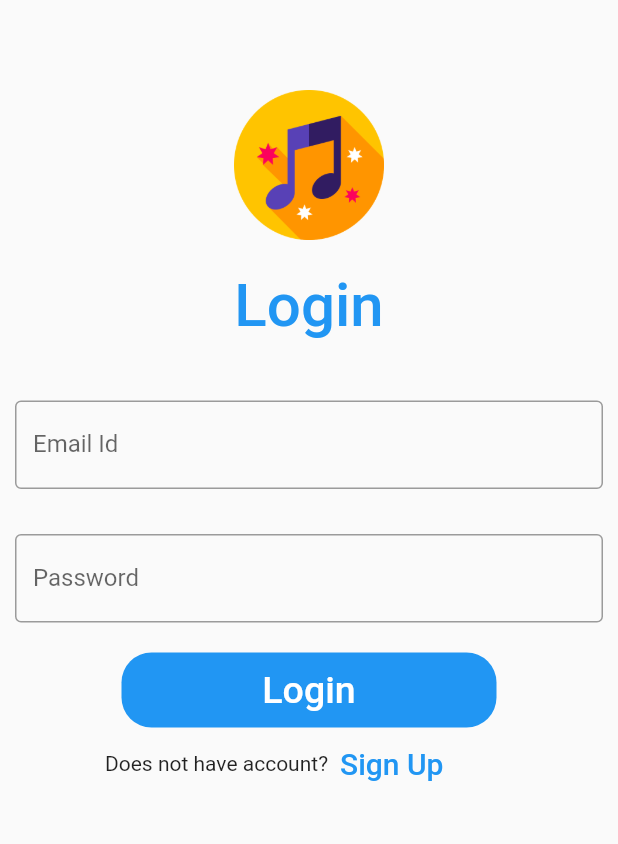
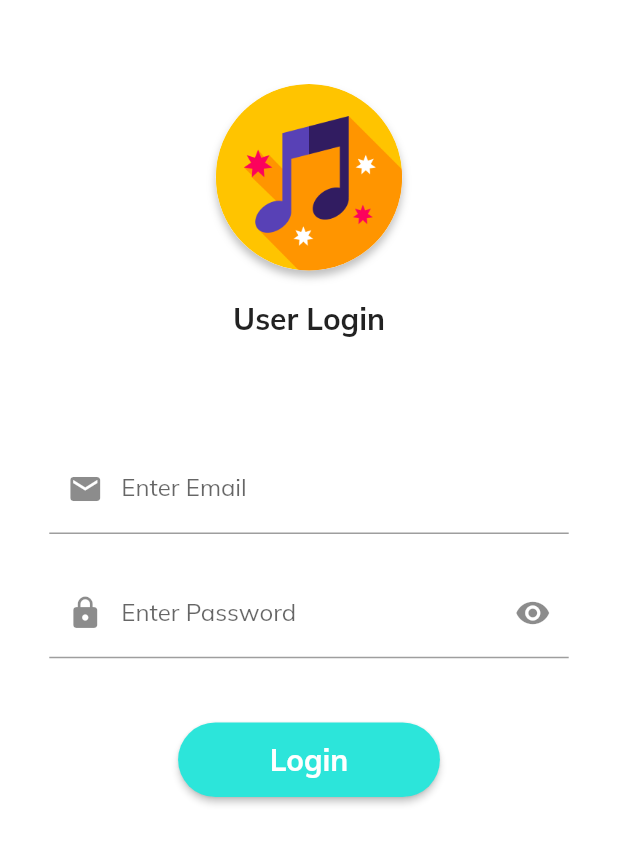
Before and after one commit to GuptaSheetal/music_album, a Flutter app: the screen it shows after launch, after a tap on "Login", on a phone screen of 412 x 824 dp. Shown: the top 844 px of the screen. Run offline on Flutter 3.47's test engine with Material 2 defaults, Android fonts, the light colour scheme and no system bars.

Commit message:
login done

```diff
--- /dev/null
+++ b/lib/constants/constants.dart
@@ -0,0 +1,3 @@
+import 'package:flutter/material.dart';
+
+const primaryColor = Color(0xFF2CE5DA);
--- a/lib/main.dart
+++ b/lib/main.dart
@@ -1,5 +1,7 @@
 import 'package:first_app/screens/splash_screen/splash_screen.dart';
 import 'package:flutter/material.dart';
+
+import 'constants/constants.dart';
 
 void main() {
   runApp(const MyApp());
@@ -12,8 +14,23 @@ class MyApp extends StatelessWidget {
   Widget build(BuildContext context) {
     return MaterialApp(
       debugShowCheckedModeBanner: false,
-      theme: ThemeData(appBarTheme: AppBarTheme(brightness: Brightness.dark)),
-      home: SplashScreen(),
+      theme: ThemeData(
+        primaryColor: primaryColor,
+          scaffoldBackgroundColor: Colors.white,
+          primarySwatch: const MaterialColor(0xFF2CE5DA, {
+            50: Color.fromRGBO(44, 229, 218, .1),
+            100: Color.fromRGBO(44, 229, 218, .2),
+            200: Color.fromRGBO(44, 229, 218, .3),
+            300: Color.fromRGBO(44, 229, 218, .4),
+            400: Color.fromRGBO(44, 229, 218, .5),
+            500: Color.fromRGBO(44, 229, 218, .6),
+            600: Color.fromRGBO(44, 229, 218, .7),
+            700: Color.fromRGBO(44, 229, 218, .8),
+            800: Color.fromRGBO(44, 229, 218, .9),
+            900: Color.fromRGBO(44, 229, 218, 1),
+          }),
+          fontFamily: "Mulish"),
+      home: const SplashScreen(),
     );
   }
 }
--- a/lib/screens/auth_screens/login_screen/login_screen.dart
+++ b/lib/screens/auth_screens/login_screen/login_screen.dart
@@ -3,7 +3,7 @@ import 'package:flutter/material.dart';
 import 'package:first_app/screens/auth_screens/register_screen/register_screen.dart';
 
 class LoginScreen extends StatefulWidget {
-  LoginScreen({Key? key}) : super(key: key);
+  const LoginScreen({Key? key}) : super(key: key);
 
   @override
   State<LoginScreen> createState() => _LoginScreenState();
@@ -12,122 +12,102 @@ class LoginScreen extends StatefulWidget {
 class _LoginScreenState extends State<LoginScreen> {
   TextEditingController emailController = TextEditingController();
   TextEditingController passwordController = TextEditingController();
+  bool _hidePassword = true;
 
   @override
   Widget build(BuildContext context) {
+    double screenwidth = MediaQuery.of(context).size.width;
     return Scaffold(
+      appBar: AppBar(backgroundColor: Colors.white,elevation: 0.0),
       body: SingleChildScrollView(
+        child: Center(
           child: Column(
-          children: <Widget>[
+            children: [
               Container(
-              padding: EdgeInsets.only(top: 60.0),
-              child: Center(
-                child: Container(
-                  width: 100,
-                  height: 100,
-                  child: Image.asset('assets/images/app_logo.png'),
+                decoration: BoxDecoration(
+                  image: const DecorationImage(
+                    image: AssetImage("assets/images/app_logo.png"),
+                  ),
+                  boxShadow: [
+                    BoxShadow(
+                      offset: const Offset(0,4),
+                      blurRadius: 4,
+                      color: Colors.black.withOpacity(0.25))
+                  ],
+                  color: Colors.white,
+                  borderRadius: BorderRadius.circular(screenwidth/3.312)
+                ),
+                   width: screenwidth / 3.312,
+                  height: screenwidth / 3.312,
+                ),
+                SizedBox(
+                  height: screenwidth / 20.7,
+                ),
+                Text(
+                  "User Login",
+                  textAlign: TextAlign.center,
+                  style: TextStyle(
+                      fontSize: screenwidth / 20.7,
+                      fontWeight: FontWeight.bold)),
+                SizedBox(
+                  height: screenwidth / 5.83
+                 ),
+                Container(
+                  margin: EdgeInsets.symmetric(horizontal: screenwidth/12.54),
+                  child: const TextField(
+                    decoration: InputDecoration(
+                      labelText: "Enter Email",
+                      prefixIcon: Icon(Icons.email)
+                    ),
+                    //controller: emailController,
                   ),
                 ),
-            ),
-            const SizedBox(
-              height: 10,
+                SizedBox(
+                  height: screenwidth / 18,
                  ),
                 Container(
-                alignment: Alignment.center,
-                padding: const EdgeInsets.all(10),
-                child: const Text(
-                  'Login',
-                  style: TextStyle(
-                      color: Colors.blue,
-                      fontWeight: FontWeight.w500,
-                      fontSize: 40),
-                )),
-            const SizedBox(
-              height: 20,
-            ),
-            Container(
-              padding: const EdgeInsets.all(10),
+                  margin: EdgeInsets.symmetric(horizontal: screenwidth/12.54),
                   child: TextField(
-                controller: emailController,
-                decoration: const InputDecoration(
-                  border: OutlineInputBorder(),
-                  labelText: 'Email Id',
+                    obscureText: _hidePassword,
+                    decoration: InputDecoration(
+                      labelText: "Enter Password",
+                      suffixIcon: IconButton(
+                        onPressed: () {
+                        setState(() {
+                          _hidePassword = !_hidePassword;
+                        });
+                      },
+                      icon: _hidePassword
+                          ? const Icon(Icons.visibility)
+                          : const Icon(Icons.visibility_off)),
+                    prefixIcon: const Icon(Icons.lock)),
+                    //controller: passwordController,
                   ),
                 ),
-            ),
-            const SizedBox(
-              height: 10,
-            ),
+                SizedBox(height: screenwidth / 9.63),
                 Container(
-              padding: const EdgeInsets.all(10),
-              child: TextField(
-                controller: passwordController,
-                decoration: const InputDecoration(
-                  border: OutlineInputBorder(),
-                  labelText: 'Password',
-                ),
-              ),
-            ),
-            const SizedBox(
-              height: 10,
-            ),
-            Container(
-              height: 50,
-              width: 250,
-              decoration: BoxDecoration(
-                  color: Colors.blue, borderRadius: BorderRadius.circular(20)),
-              child: FlatButton(
-                onPressed: () {
-                  print(emailController.text);
-                  print(passwordController.text);
-                  // Navigator.push(
-                  //     context, MaterialPageRoute(builder: (_) => HomePage()));
-                },
-                child: const Text(
-                  'Login',
-                  style: TextStyle(color: Colors.white, fontSize: 25),
-                ),
-              ),
-            ),
-            // Container(
-            //     height: 60,
-            //     padding: const EdgeInsets.fromLTRB(10, 20, 10, 0),
-            //     child: ElevatedButton(
-            //       child: const Text(
-            //         'Login',
-            //         style: TextStyle(
-            //           fontSize: 20,
-            //         ),
-            //       ),
-            //       onPressed: () {
-            //         print(emailController.text);
-            //         print(passwordController.text);
-            //       },
-            //     )
-            // ),
-            Container(
-              padding: EdgeInsets.fromLTRB(70, 0, 0, 0),
-              child: Row(
-                children: [
-                  const Text('Does not have account?'),
-                TextButton(
-                  child: const Text(
-                    'Sign Up',
-                    style: TextStyle(fontSize: 20),
-                  ),
-                  onPressed: () {
-                    Navigator.of(context).pushReplacement(
-                      MaterialPageRoute(builder:(context) {
-                        return const RegisterScreen();
-                      }));
-                    },
-                  )
-                ],
-              ),
+                  child: ElevatedButton(
+                      style: ButtonStyle(
+                          shape: MaterialStateProperty.all(
+                              RoundedRectangleBorder(
+                                  borderRadius: BorderRadius.circular(
+                                      screenwidth / 10.35)))),
+                      onPressed: () {},
+                      child: Text(
+                        "Login",
+                        style: TextStyle(
+                            color: Colors.white,
+                            fontWeight: FontWeight.bold,
+                            fontSize: screenwidth / 20.7),
+                      )),
+                  width: screenwidth / 2.36,
+                  height: screenwidth / 8.28,
                 ),
                ],
             ),
           ),
+        ),
+         backgroundColor: Colors.white,
     );
   }
 }
--- a/lib/screens/splash_screen/splash_screen.dart
+++ b/lib/screens/splash_screen/splash_screen.dart
@@ -15,7 +15,7 @@ class _SplashScreenState extends State<SplashScreen> {
   @override
   void initState() {
     super.initState();
-    Future.delayed(const Duration(seconds: 2), () {
+    Future.delayed(const Duration(seconds: 1), () {
         Navigator.of(context).pushReplacement(
             MaterialPageRoute(builder: (context) => LoginScreen()));
       });
@@ -23,6 +23,7 @@ class _SplashScreenState extends State<SplashScreen> {
 
   @override
   Widget build(BuildContext context) {
+    double screenwidth = MediaQuery.of(context).size.width;
     return Scaffold(
       body: Container(
         child:BackdropFilter(
@@ -32,19 +33,19 @@ class _SplashScreenState extends State<SplashScreen> {
               children: [
                 Expanded(
                   child: Container()),
-                  const CircleAvatar(
-                    radius: 70,
+                  CircleAvatar(
+                    radius: (screenwidth/2.76)/2,
                     backgroundColor: Colors.transparent,
-                    backgroundImage: AssetImage("assets/images/app_logo.png"),
+                    backgroundImage: const AssetImage("assets/images/app_logo.png"),
                   ),
                   const SizedBox(
                     height: 20,
                   ),
-                  const Text(
+                  Text(
                     "Task Manager",
                     textAlign: TextAlign.center,
                     style: TextStyle(
-                      fontSize: 24,
+                      fontSize: screenwidth/20.7,
                       color: Colors.white,
                       fontWeight: FontWeight.bold,
                     ),
```
Also changed, not shown: 1 other file. Lines whose indentation alone changed are shown as unchanged.
